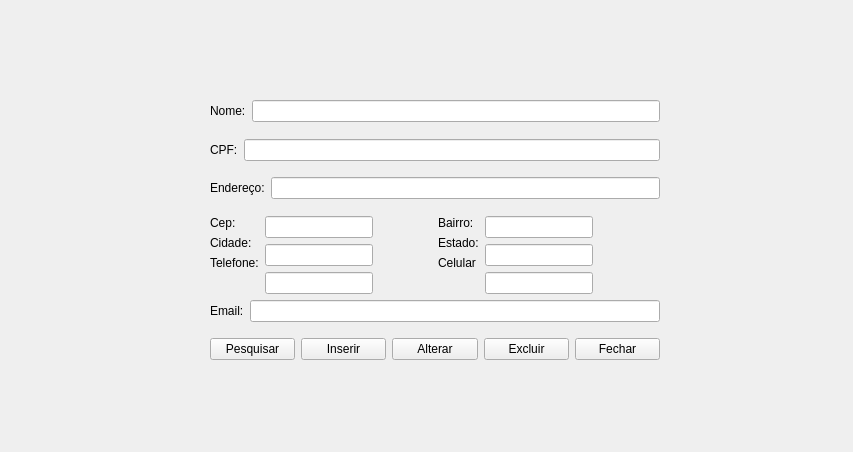
Above: erp-projeto/fornecedorwindow.ui from jaques-lo/erp-projeto before the change. Below: the same form after it.
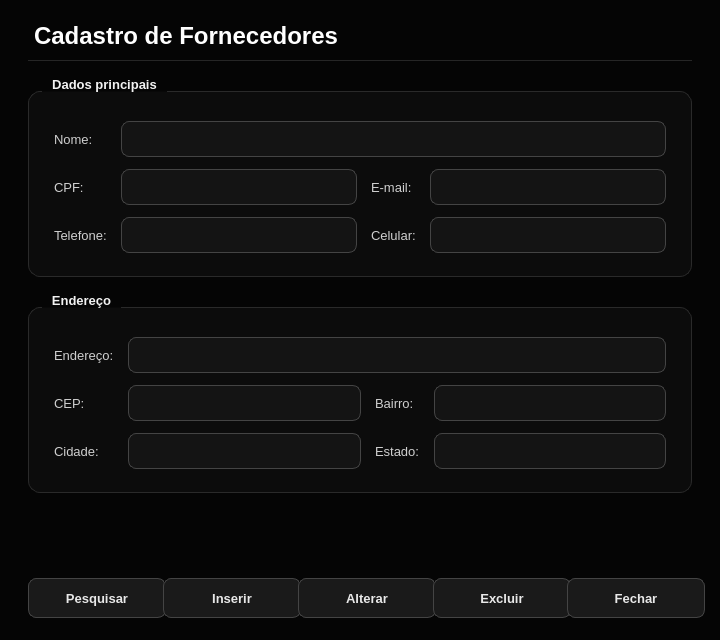
That is the form after the change.

Commit message:
Atualiza fontes do projeto ERP (telas e login, Tela de Sobra) e adiciona logoBG
Arquivos de importância para alterar e rodar na máquina: código (cpp/h/pro), telas (ui), recursos (qrc) e imagem da logoBG.

The edit to the form file:
```diff
--- a/erp-projeto/fornecedorwindow.ui
+++ b/erp-projeto/fornecedorwindow.ui
@@ -6,208 +6,985 @@
    <rect>
     <x>0</x>
     <y>0</y>
-    <width>853</width>
-    <height>452</height>
+    <width>720</width>
+    <height>640</height>
    </rect>
   </property>
+  <property name="minimumSize">
+   <size>
+    <width>576</width>
+    <height>512</height>
+   </size>
+  </property>
   <property name="windowTitle">
    <string>Form</string>
   </property>
-  <widget class="QWidget" name="layoutWidget">
-   <property name="geometry">
-    <rect>
-     <x>210</x>
-     <y>100</y>
-     <width>450</width>
-     <height>260</height>
-    </rect>
+  <property name="palette">
+   <palette>
+    <active>
+     <colorrole role="WindowText">
+      <brush brushstyle="SolidPattern">
+       <color alpha="255">
+        <red>232</red>
+        <green>232</green>
+        <blue>232</blue>
+       </color>
+      </brush>
+     </colorrole>
+     <colorrole role="Button">
+      <brush brushstyle="SolidPattern">
+       <color alpha="255">
+        <red>26</red>
+        <green>26</green>
+        <blue>26</blue>
+       </color>
+      </brush>
+     </colorrole>
+     <colorrole role="Text">
+      <brush brushstyle="SolidPattern">
+       <color alpha="255">
+        <red>245</red>
+        <green>245</green>
+        <blue>245</blue>
+       </color>
+      </brush>
+     </colorrole>
+     <colorrole role="ButtonText">
+      <brush brushstyle="SolidPattern">
+       <color alpha="255">
+        <red>232</red>
+        <green>232</green>
+        <blue>232</blue>
+       </color>
+      </brush>
+     </colorrole>
+     <colorrole role="Base">
+      <brush brushstyle="SolidPattern">
+       <color alpha="255">
+        <red>20</red>
+        <green>20</green>
+        <blue>20</blue>
+       </color>
+      </brush>
+     </colorrole>
+     <colorrole role="AlternateBase">
+      <brush brushstyle="SolidPattern">
+       <color alpha="255">
+        <red>19</red>
+        <green>19</green>
+        <blue>19</blue>
+       </color>
+      </brush>
+     </colorrole>
+     <colorrole role="Window">
+      <brush brushstyle="SolidPattern">
+       <color alpha="255">
+        <red>5</red>
+        <green>5</green>
+        <blue>5</blue>
+       </color>
+      </brush>
+     </colorrole>
+     <colorrole role="Highlight">
+      <brush brushstyle="SolidPattern">
+       <color alpha="255">
+        <red>119</red>
+        <green>119</green>
+        <blue>119</blue>
+       </color>
+      </brush>
+     </colorrole>
+     <colorrole role="HighlightedText">
+      <brush brushstyle="SolidPattern">
+       <color alpha="255">
+        <red>255</red>
+        <green>255</green>
+        <blue>255</blue>
+       </color>
+      </brush>
+     </colorrole>
+     <colorrole role="PlaceholderText">
+      <brush brushstyle="SolidPattern">
+       <color alpha="255">
+        <red>119</red>
+        <green>119</green>
+        <blue>119</blue>
+       </color>
+      </brush>
+     </colorrole>
+    </active>
+    <inactive>
+     <colorrole role="WindowText">
+      <brush brushstyle="SolidPattern">
+       <color alpha="255">
+        <red>232</red>
+        <green>232</green>
+        <blue>232</blue>
+       </color>
+      </brush>
+     </colorrole>
+     <colorrole role="Button">
+      <brush brushstyle="SolidPattern">
+       <color alpha="255">
+        <red>26</red>
+        <green>26</green>
+        <blue>26</blue>
+       </color>
+      </brush>
+     </colorrole>
+     <colorrole role="Text">
+      <brush brushstyle="SolidPattern">
+       <color alpha="255">
+        <red>245</red>
+        <green>245</green>
+        <blue>245</blue>
+       </color>
+      </brush>
+     </colorrole>
+     <colorrole role="ButtonText">
+      <brush brushstyle="SolidPattern">
+       <color alpha="255">
+        <red>232</red>
+        <green>232</green>
+        <blue>232</blue>
+       </color>
+      </brush>
+     </colorrole>
+     <colorrole role="Base">
+      <brush brushstyle="SolidPattern">
+       <color alpha="255">
+        <red>20</red>
+        <green>20</green>
+        <blue>20</blue>
+       </color>
+      </brush>
+     </colorrole>
+     <colorrole role="AlternateBase">
+      <brush brushstyle="SolidPattern">
+       <color alpha="255">
+        <red>19</red>
+        <green>19</green>
+        <blue>19</blue>
+       </color>
+      </brush>
+     </colorrole>
+     <colorrole role="Window">
+      <brush brushstyle="SolidPattern">
+       <color alpha="255">
+        <red>5</red>
+        <green>5</green>
+        <blue>5</blue>
+       </color>
+      </brush>
+     </colorrole>
+     <colorrole role="Highlight">
+      <brush brushstyle="SolidPattern">
+       <color alpha="255">
+        <red>119</red>
+        <green>119</green>
+        <blue>119</blue>
+       </color>
+      </brush>
+     </colorrole>
+     <colorrole role="HighlightedText">
+      <brush brushstyle="SolidPattern">
+       <color alpha="255">
+        <red>255</red>
+        <green>255</green>
+        <blue>255</blue>
+       </color>
+      </brush>
+     </colorrole>
+     <colorrole role="PlaceholderText">
+      <brush brushstyle="SolidPattern">
+       <color alpha="255">
+        <red>119</red>
+        <green>119</green>
+        <blue>119</blue>
+       </color>
+      </brush>
+     </colorrole>
+    </inactive>
+    <disabled>
+     <colorrole role="WindowText">
+      <brush brushstyle="SolidPattern">
+       <color alpha="255">
+        <red>102</red>
+        <green>102</green>
+        <blue>102</blue>
+       </color>
+      </brush>
+     </colorrole>
+     <colorrole role="Button">
+      <brush brushstyle="SolidPattern">
+       <color alpha="255">
+        <red>26</red>
+        <green>26</green>
+        <blue>26</blue>
+       </color>
+      </brush>
+     </colorrole>
+     <colorrole role="Text">
+      <brush brushstyle="SolidPattern">
+       <color alpha="255">
+        <red>102</red>
+        <green>102</green>
+        <blue>102</blue>
+       </color>
+      </brush>
+     </colorrole>
+     <colorrole role="ButtonText">
+      <brush brushstyle="SolidPattern">
+       <color alpha="255">
+        <red>102</red>
+        <green>102</green>
+        <blue>102</blue>
+       </color>
+      </brush>
+     </colorrole>
+     <colorrole role="Base">
+      <brush brushstyle="SolidPattern">
+       <color alpha="255">
+        <red>20</red>
+        <green>20</green>
+        <blue>20</blue>
+       </color>
+      </brush>
+     </colorrole>
+     <colorrole role="AlternateBase">
+      <brush brushstyle="SolidPattern">
+       <color alpha="255">
+        <red>19</red>
+        <green>19</green>
+        <blue>19</blue>
+       </color>
+      </brush>
+     </colorrole>
+     <colorrole role="Window">
+      <brush brushstyle="SolidPattern">
+       <color alpha="255">
+        <red>5</red>
+        <green>5</green>
+        <blue>5</blue>
+       </color>
+      </brush>
+     </colorrole>
+     <colorrole role="Highlight">
+      <brush brushstyle="SolidPattern">
+       <color alpha="255">
+        <red>119</red>
+        <green>119</green>
+        <blue>119</blue>
+       </color>
+      </brush>
+     </colorrole>
+     <colorrole role="HighlightedText">
+      <brush brushstyle="SolidPattern">
+       <color alpha="255">
+        <red>255</red>
+        <green>255</green>
+        <blue>255</blue>
+       </color>
+      </brush>
+     </colorrole>
+     <colorrole role="PlaceholderText">
+      <brush brushstyle="SolidPattern">
+       <color alpha="255">
+        <red>119</red>
+        <green>119</green>
+        <blue>119</blue>
+       </color>
+      </brush>
+     </colorrole>
+    </disabled>
+   </palette>
+  </property>
+  <property name="styleSheet">
+   <string notr="true">#FornecedorWindow {
+    background-color: #050505;
+}
+
+QWidget {
+    font-family: "Segoe UI", "DejaVu Sans", "Noto Sans", sans-serif;
+    font-size: 10pt;
+}
+
+/* ---------- Textos ---------- */
+QLabel {
+    color: #cfcfcf;
+    background: transparent;
+    font-weight: normal;
+}
+
+QLabel#lblTitulo {
+    color: #ffffff;
+    font-size: 18pt;
+    font-weight: bold;
+    padding-bottom: 10px;
+    border-bottom: 1px solid #262626;
+}
+
+QLabel[role="section"] {
+    color: #ffffff;
+    font-size: 11pt;
+    font-weight: bold;
+}
+
+QLabel[role="hint"] {
+    color: #777777;
+    font-size: 9pt;
+}
+
+QLabel[role="value"] {
+    color: #ffffff;
+    font-weight: bold;
+}
+
+QToolTip {
+    background-color: #1a1a1a;
+    color: #f5f5f5;
+    border: 1px solid #444444;
+    padding: 4px 8px;
+}
+
+/* ---------- Cartões / grupos ---------- */
+QGroupBox {
+    background-color: #0c0c0c;
+    border: 1px solid #2a2a2a;
+    border-radius: 12px;
+    margin-top: 14px;
+    padding: 20px 16px 14px 16px;
+    color: #f2f2f2;
+    font-weight: bold;
+}
+
+QGroupBox::title {
+    subcontrol-origin: margin;
+    subcontrol-position: top left;
+    left: 14px;
+    padding: 0 8px;
+    color: #f2f2f2;
+}
+
+QFrame[variant="card"] {
+    background-color: #0c0c0c;
+    border: 1px solid #2a2a2a;
+    border-radius: 12px;
+}
+
+QFrame#lineSep {
+    background-color: #2a2a2a;
+    border: none;
+}
+
+/* ---------- Campos de entrada ---------- */
+QLineEdit,
+QComboBox,
+QAbstractSpinBox,
+QDateEdit,
+QDateTimeEdit {
+    background-color: #141414;
+    color: #f5f5f5;
+    border: 1px solid #444444;
+    border-radius: 8px;
+    padding: 6px 10px;
+    min-height: 22px;
+    selection-background-color: #777777;
+    selection-color: #ffffff;
+    font-weight: normal;
+}
+
+QLineEdit:hover,
+QComboBox:hover,
+QAbstractSpinBox:hover,
+QDateEdit:hover,
+QDateTimeEdit:hover {
+    border: 1px solid #666666;
+}
+
+QLineEdit:focus,
+QComboBox:focus,
+QAbstractSpinBox:focus,
+QDateEdit:focus,
+QDateTimeEdit:focus {
+    border: 1px solid #d8d8d8;
+    background-color: #181818;
+}
+
+QLineEdit:read-only,
+QAbstractSpinBox:read-only {
+    color: #bdbdbd;
+}
+
+QLineEdit:disabled,
+QComboBox:disabled,
+QAbstractSpinBox:disabled,
+QDateEdit:disabled,
+QDateTimeEdit:disabled {
+    background-color: #0e0e0e;
+    color: #666666;
+    border: 1px solid #2a2a2a;
+}
+
+/* Campo de total (somente leitura, em destaque) */
+QDoubleSpinBox[variant="total"] {
+    font-size: 20pt;
+    font-weight: bold;
+    color: #ffffff;
+    background-color: #0a0a0a;
+    border: 1px solid #333333;
+    padding: 8px 14px;
+    min-height: 36px;
+}
+
+/* ---------- ComboBox / Data ---------- */
+QComboBox {
+    padding-right: 30px;
+}
+
+QComboBox::drop-down,
+QDateEdit::drop-down,
+QDateTimeEdit::drop-down {
+    subcontrol-origin: padding;
+    subcontrol-position: center right;
+    width: 28px;
+    border: none;
+    background: transparent;
+}
+
+QComboBox::down-arrow,
+QDateEdit::down-arrow,
+QDateTimeEdit::down-arrow {
+    image: none;
+    width: 0px;
+    height: 0px;
+    border-left: 5px solid transparent;
+    border-right: 5px solid transparent;
+    border-top: 6px solid #bdbdbd;
+    margin-right: 8px;
+}
+
+QComboBox QAbstractItemView {
+    background-color: #141414;
+    color: #f5f5f5;
+    border: 1px solid #444444;
+    selection-background-color: #2e2e2e;
+    selection-color: #ffffff;
+    outline: 0;
+}
+
+/* ---------- SpinBox com botões ---------- */
+QSpinBox {
+    padding-right: 26px;
+}
+
+QSpinBox::up-button {
+    subcontrol-origin: border;
+    subcontrol-position: top right;
+    width: 22px;
+    border: none;
+    background: transparent;
+}
+
+QSpinBox::down-button {
+    subcontrol-origin: border;
+    subcontrol-position: bottom right;
+    width: 22px;
+    border: none;
+    background: transparent;
+}
+
+QSpinBox::up-arrow {
+    image: none;
+    width: 0px;
+    height: 0px;
+    border-left: 4px solid transparent;
+    border-right: 4px solid transparent;
+    border-bottom: 5px solid #bdbdbd;
+}
+
+QSpinBox::down-arrow {
+    image: none;
+    width: 0px;
+    height: 0px;
+    border-left: 4px solid transparent;
+    border-right: 4px solid transparent;
+    border-top: 5px solid #bdbdbd;
+}
+
+/* ---------- Calendário (popup do QDateEdit) ---------- */
+QCalendarWidget QWidget {
+    background-color: #141414;
+    color: #f5f5f5;
+}
+
+QCalendarWidget QToolButton {
+    background-color: transparent;
+    color: #f5f5f5;
+    border: none;
+    padding: 4px 8px;
+}
+
+QCalendarWidget QAbstractItemView:enabled {
+    background-color: #0d0d0d;
+    color: #f5f5f5;
+    selection-background-color: #f2f2f2;
+    selection-color: #080808;
+}
+
+QCalendarWidget QAbstractItemView:disabled {
+    color: #555555;
+}
+
+/* ---------- CheckBox ---------- */
+QCheckBox {
+    color: #e8e8e8;
+    background: transparent;
+    spacing: 10px;
+    font-weight: normal;
+}
+
+QCheckBox::indicator {
+    width: 18px;
+    height: 18px;
+    border: 1px solid #555555;
+    border-radius: 5px;
+    background-color: #141414;
+}
+
+QCheckBox::indicator:hover {
+    border: 1px solid #999999;
+}
+
+QCheckBox::indicator:checked {
+    background-color: #f2f2f2;
+    border: 1px solid #f2f2f2;
+}
+
+/* ---------- Botões ---------- */
+QPushButton {
+    background-color: #1a1a1a;
+    color: #e8e8e8;
+    border: 1px solid #444444;
+    border-radius: 8px;
+    padding: 8px 22px;
+    min-height: 22px;
+    min-width: 92px;
+    font-weight: bold;
+}
+
+QPushButton:hover {
+    background-color: #262626;
+    border: 1px solid #666666;
+    color: #ffffff;
+}
+
+QPushButton:pressed {
+    background-color: #333333;
+}
+
+QPushButton:disabled {
+    background-color: #111111;
+    color: #555555;
+    border: 1px solid #2a2a2a;
+}
+
+QPushButton[variant="primary"] {
+    background-color: #f2f2f2;
+    color: #080808;
+    border: 1px solid #f2f2f2;
+}
+
+QPushButton[variant="primary"]:hover {
+    background-color: #d2d2d2;
+    border: 1px solid #d2d2d2;
+    color: #080808;
+}
+
+QPushButton[variant="primary"]:pressed {
+    background-color: #aaaaaa;
+    border: 1px solid #aaaaaa;
+}
+
+QPushButton[variant="danger"] {
+    background-color: transparent;
+    color: #ff9494;
+    border: 1px solid #6b2f2f;
+}
+
+QPushButton[variant="danger"]:hover {
+    background-color: #2a1212;
+    color: #ffb4b4;
+    border: 1px solid #a04444;
+}
+
+QPushButton[variant="danger"]:pressed {
+    background-color: #3a1818;
+}
+
+QPushButton[variant="ghost"] {
+    background-color: transparent;
+    color: #bdbdbd;
+    border: 1px solid #333333;
+}
+
+QPushButton[variant="ghost"]:hover {
+    background-color: #1a1a1a;
+    color: #ffffff;
+    border: 1px solid #666666;
+}
+
+/* ---------- Tabelas ---------- */
+QTableWidget,
+QTableView {
+    background-color: #0d0d0d;
+    alternate-background-color: #131313;
+    color: #e8e8e8;
+    gridline-color: #232323;
+    border: 1px solid #2a2a2a;
+    border-radius: 10px;
+    selection-background-color: #2f2f2f;
+    selection-color: #ffffff;
+    outline: 0;
+}
+
+QTableWidget::item,
+QTableView::item {
+    padding: 4px 8px;
+    border: none;
+}
+
+QHeaderView {
+    background-color: transparent;
+}
+
+QHeaderView::section {
+    background-color: #1a1a1a;
+    color: #bdbdbd;
+    padding: 9px 10px;
+    border: none;
+    border-right: 1px solid #2a2a2a;
+    border-bottom: 1px solid #333333;
+    font-weight: bold;
+}
+
+QTableCornerButton::section {
+    background-color: #1a1a1a;
+    border: none;
+}
+
+/* ---------- Barras de rolagem ---------- */
+QScrollBar:vertical {
+    background: transparent;
+    width: 10px;
+    margin: 2px;
+}
+
+QScrollBar::handle:vertical {
+    background: #3a3a3a;
+    border-radius: 3px;
+    min-height: 28px;
+}
+
+QScrollBar::handle:vertical:hover {
+    background: #5a5a5a;
+}
+
+QScrollBar:horizontal {
+    background: transparent;
+    height: 10px;
+    margin: 2px;
+}
+
+QScrollBar::handle:horizontal {
+    background: #3a3a3a;
+    border-radius: 3px;
+    min-width: 28px;
+}
+
+QScrollBar::handle:horizontal:hover {
+    background: #5a5a5a;
+}
+
+QScrollBar::add-line,
+QScrollBar::sub-line {
+    width: 0px;
+    height: 0px;
+}
+
+QScrollBar::add-page,
+QScrollBar::sub-page {
+    background: transparent;
+}
+
+/* ---------- Caixas de diálogo abertas a partir da tela ---------- */
+QMessageBox,
+QDialog {
+    background-color: #0d0d0d;
+}
+
+QMessageBox QLabel {
+    color: #f0f0f0;
+}</string>
+  </property>
+  <layout class="QVBoxLayout" name="rootLayout">
+   <property name="spacing">
+    <number>16</number>
    </property>
-   <layout class="QGridLayout" name="gridLayout_4">
-    <item row="0" column="0">
-     <layout class="QGridLayout" name="gridLayout_3">
-      <item row="4" column="0" colspan="2">
-       <layout class="QFormLayout" name="formLayout_5">
-        <item row="0" column="0">
-         <widget class="QLabel" name="label_23">
-          <property name="text">
-           <string>Email:</string>
-          </property>
-         </widget>
-        </item>
-        <item row="0" column="1">
-         <widget class="QLineEdit" name="lineEdit_23"/>
-        </item>
-       </layout>
+   <property name="leftMargin">
+    <number>28</number>
+   </property>
+   <property name="topMargin">
+    <number>22</number>
+   </property>
+   <property name="rightMargin">
+    <number>28</number>
+   </property>
+   <property name="bottomMargin">
+    <number>22</number>
+   </property>
+   <item>
+    <widget class="QLabel" name="lblTitulo">
+     <property name="text">
+      <string>Cadastro de Fornecedores</string>
+     </property>
+    </widget>
+   </item>
+   <item>
+    <widget class="QGroupBox" name="grpDados">
+     <property name="title">
+      <string>Dados principais</string>
+     </property>
+     <layout class="QGridLayout" name="lay_1">
+      <property name="horizontalSpacing">
+       <number>14</number>
+      </property>
+      <property name="verticalSpacing">
+       <number>12</number>
+      </property>
+      <item row="0" column="0">
+       <widget class="QLabel" name="label_14">
+        <property name="text">
+         <string>Nome:</string>
+        </property>
+       </widget>
       </item>
-      <item row="3" column="1">
-       <layout class="QGridLayout" name="gridLayout_2">
-        <item row="0" column="0">
-         <layout class="QFormLayout" name="formLayout">
-          <item row="0" column="0">
-           <widget class="QLabel" name="label_20">
-            <property name="text">
-             <string>Bairro:</string>
-            </property>
-           </widget>
-          </item>
-          <item row="1" column="0">
-           <widget class="QLabel" name="label_21">
-            <property name="text">
-             <string>Estado:</string>
-            </property>
-           </widget>
-          </item>
-          <item row="2" column="0">
-           <widget class="QLabel" name="label_22">
-            <property name="text">
-             <string>Celular</string>
-            </property>
-           </widget>
-          </item>
-         </layout>
-        </item>
-        <item row="0" column="1">
-         <layout class="QFormLayout" name="formLayout_4">
-          <item row="0" column="0">
-           <widget class="QLineEdit" name="lineEdit_20"/>
-          </item>
-          <item row="1" column="0">
-           <widget class="QLineEdit" name="lineEdit_21"/>
-          </item>
-          <item row="2" column="0">
-           <widget class="QLineEdit" name="lineEdit_22"/>
-          </item>
-         </layout>
-        </item>
-       </layout>
+      <item row="0" column="1" colspan="3">
+       <widget class="QLineEdit" name="lineEdit_14" />
       </item>
-      <item row="2" column="0" colspan="2">
-       <layout class="QFormLayout" name="formLayout_8">
-        <item row="0" column="0">
-         <widget class="QLabel" name="label_16">
-          <property name="text">
-           <string>Endereço:</string>
-          </property>
-         </widget>
-        </item>
-        <item row="0" column="1">
-         <widget class="QLineEdit" name="lineEdit_16"/>
-        </item>
-       </layout>
+      <item row="1" column="0">
+       <widget class="QLabel" name="label_15">
+        <property name="text">
+         <string>CPF:</string>
+        </property>
+       </widget>
       </item>
-      <item row="1" column="0" colspan="2">
-       <layout class="QFormLayout" name="formLayout_7">
-        <item row="0" column="0">
-         <widget class="QLabel" name="label_15">
-          <property name="text">
-           <string>CPF:</string>
-          </property>
-         </widget>
-        </item>
-        <item row="0" column="1">
-         <widget class="QLineEdit" name="lineEdit_15"/>
-        </item>
-       </layout>
+      <item row="1" column="1">
+       <widget class="QLineEdit" name="lineEdit_15" />
       </item>
-      <item row="3" column="0">
-       <layout class="QGridLayout" name="gridLayout">
-        <item row="0" column="0">
-         <layout class="QFormLayout" name="formLayout_2">
-          <item row="0" column="0">
-           <widget class="QLabel" name="label_17">
-            <property name="text">
-             <string>Cep:</string>
-            </property>
-           </widget>
-          </item>
-          <item row="1" column="0">
-           <widget class="QLabel" name="label_18">
-            <property name="text">
-             <string>Cidade:</string>
-            </property>
-           </widget>
-          </item>
-          <item row="2" column="0">
-           <widget class="QLabel" name="label_19">
-            <property name="text">
-             <string>Telefone:</string>
-            </property>
-           </widget>
-          </item>
-         </layout>
-        </item>
-        <item row="0" column="1">
-         <layout class="QFormLayout" name="formLayout_3">
-          <item row="0" column="0">
-           <widget class="QLineEdit" name="lineEdit_17"/>
-          </item>
-          <item row="1" column="0">
-           <widget class="QLineEdit" name="lineEdit_18"/>
-          </item>
-          <item row="2" column="0">
-           <widget class="QLineEdit" name="lineEdit_19"/>
-          </item>
-         </layout>
-        </item>
-       </layout>
+      <item row="1" column="2">
+       <widget class="QLabel" name="label_23">
+        <property name="text">
+         <string>E-mail:</string>
+        </property>
+       </widget>
       </item>
-      <item row="0" column="0" colspan="2">
-       <layout class="QFormLayout" name="formLayout_6">
-        <item row="0" column="0">
-         <widget class="QLabel" name="label_14">
-          <property name="text">
-           <string>Nome:</string>
-          </property>
-         </widget>
-        </item>
-        <item row="0" column="1">
-         <widget class="QLineEdit" name="lineEdit_14"/>
-        </item>
-       </layout>
+      <item row="1" column="3">
+       <widget class="QLineEdit" name="lineEdit_23" />
       </item>
+      <item row="2" column="0">
+       <widget class="QLabel" name="label_19">
+        <property name="text">
+         <string>Telefone:</string>
+        </property>
+       </widget>
+      </item>
+      <item row="2" column="1">
+       <widget class="QLineEdit" name="lineEdit_19" />
+      </item>
+      <item row="2" column="2">
+       <widget class="QLabel" name="label_22">
+        <property name="text">
+         <string>Celular:</string>
+        </property>
+       </widget>
+      </item>
+      <item row="2" column="3">
+       <widget class="QLineEdit" name="lineEdit_22" />
+      </item>
      </layout>
-    </item>
-    <item row="1" column="0">
-     <layout class="QHBoxLayout" name="horizontalLayout_2">
-      <item>
-       <widget class="QPushButton" name="pushButton_6">
+    </widget>
+   </item>
+   <item>
+    <widget class="QGroupBox" name="grpEndereco">
+     <property name="title">
+      <string>Endereço</string>
+     </property>
+     <layout class="QGridLayout" name="lay_2">
+      <property name="horizontalSpacing">
+       <number>14</number>
+      </property>
+      <property name="verticalSpacing">
+       <number>12</number>
+      </property>
+      <item row="0" column="0">
+       <widget class="QLabel" name="label_16">
         <property name="text">
-         <string>Pesquisar</string>
+         <string>Endereço:</string>
         </property>
        </widget>
       </item>
-      <item>
-       <widget class="QPushButton" name="pushButton_7">
+      <item row="0" column="1" colspan="3">
+       <widget class="QLineEdit" name="lineEdit_16" />
+      </item>
+      <item row="1" column="0">
+       <widget class="QLabel" name="label_17">
         <property name="text">
-         <string>Inserir</string>
+         <string>CEP:</string>
         </property>
        </widget>
       </item>
-      <item>
-       <widget class="QPushButton" name="pushButton_8">
+      <item row="1" column="1">
+       <widget class="QLineEdit" name="lineEdit_17" />
+      </item>
+      <item row="1" column="2">
+       <widget class="QLabel" name="label_20">
         <property name="text">
-         <string>Alterar</string>
+         <string>Bairro:</string>
         </property>
        </widget>
       </item>
-      <item>
-       <widget class="QPushButton" name="pushButton_9">
+      <item row="1" column="3">
+       <widget class="QLineEdit" name="lineEdit_20" />
+      </item>
+      <item row="2" column="0">
+       <widget class="QLabel" name="label_18">
         <property name="text">
-         <string>Excluir</string>
+         <string>Cidade:</string>
         </property>
        </widget>
       </item>
-      <item>
-       <widget class="QPushButton" name="pushButton_10">
+      <item row="2" column="1">
+       <widget class="QLineEdit" name="lineEdit_18" />
+      </item>
+      <item row="2" column="2">
+       <widget class="QLabel" name="label_21">
         <property name="text">
-         <string>Fechar</string>
+         <string>Estado:</string>
         </property>
        </widget>
       </item>
+      <item row="2" column="3">
+       <widget class="QLineEdit" name="lineEdit_21" />
+      </item>
      </layout>
-    </item>
-   </layout>
-  </widget>
+    </widget>
+   </item>
+   <item>
+    <spacer name="spacer_3">
+     <property name="orientation">
+      <enum>Qt::Vertical</enum>
+     </property>
+     <property name="sizeHint" stdset="0">
+      <size>
+       <width>40</width>
+       <height>20</height>
+      </size>
+     </property>
+    </spacer>
+   </item>
+   <item>
+    <layout class="QHBoxLayout" name="lay_5">
+     <property name="spacing">
+      <number>10</number>
+     </property>
+     <property name="leftMargin">
+      <number>0</number>
+     </property>
+     <property name="topMargin">
+      <number>0</number>
+     </property>
+     <property name="rightMargin">
+      <number>0</number>
+     </property>
+     <property name="bottomMargin">
+      <number>0</number>
+     </property>
+     <item>
+      <spacer name="spacer_4">
+       <property name="orientation">
+        <enum>Qt::Horizontal</enum>
+       </property>
+       <property name="sizeHint" stdset="0">
+        <size>
+         <width>40</width>
+         <height>20</height>
+        </size>
+       </property>
+      </spacer>
+     </item>
+     <item>
+      <widget class="QPushButton" name="pushButton_6">
+       <property name="text">
+        <string>Pesquisar</string>
+       </property>
+       <property name="cursor">
+        <cursorShape>PointingHandCursor</cursorShape>
+       </property>
+      </widget>
+     </item>
+     <item>
+      <widget class="QPushButton" name="pushButton_7">
+       <property name="text">
+        <string>Inserir</string>
+       </property>
+       <property name="variant" stdset="0">
+        <string>primary</string>
+       </property>
+       <property name="cursor">
+        <cursorShape>PointingHandCursor</cursorShape>
+       </property>
+      </widget>
+     </item>
+     <item>
+      <widget class="QPushButton" name="pushButton_8">
+       <property name="text">
+        <string>Alterar</string>
+       </property>
+       <property name="cursor">
+        <cursorShape>PointingHandCursor</cursorShape>
+       </property>
+      </widget>
+     </item>
+     <item>
+      <widget class="QPushButton" name="pushButton_9">
+       <property name="text">
+        <string>Excluir</string>
+       </property>
+       <property name="variant" stdset="0">
+        <string>danger</string>
+       </property>
+       <property name="cursor">
+        <cursorShape>PointingHandCursor</cursorShape>
+       </property>
+      </widget>
+     </item>
+     <item>
+      <widget class="QPushButton" name="pushButton_10">
+       <property name="text">
+        <string>Fechar</string>
+       </property>
+       <property name="variant" stdset="0">
+        <string>ghost</string>
+       </property>
+       <property name="cursor">
+        <cursorShape>PointingHandCursor</cursorShape>
+       </property>
+      </widget>
+     </item>
+    </layout>
+   </item>
+  </layout>
  </widget>
  <resources/>
  <connections>
```
Left out of the diff: 14 changed lines with no effect on the pictures. The commit also changes 23 other files.
